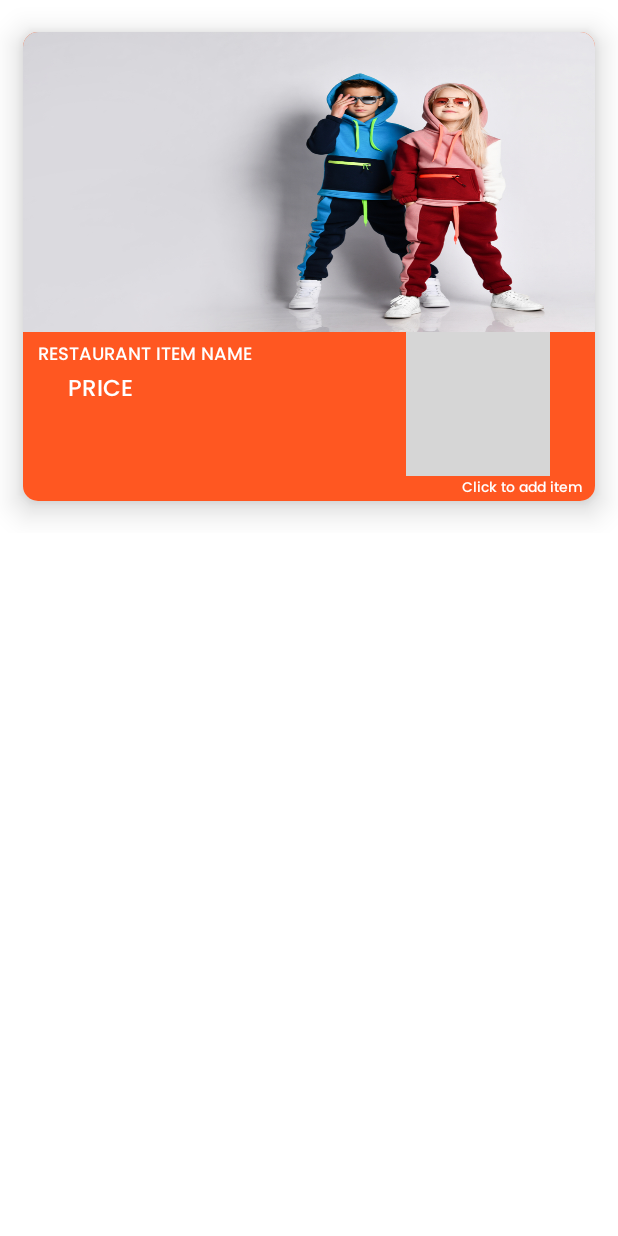
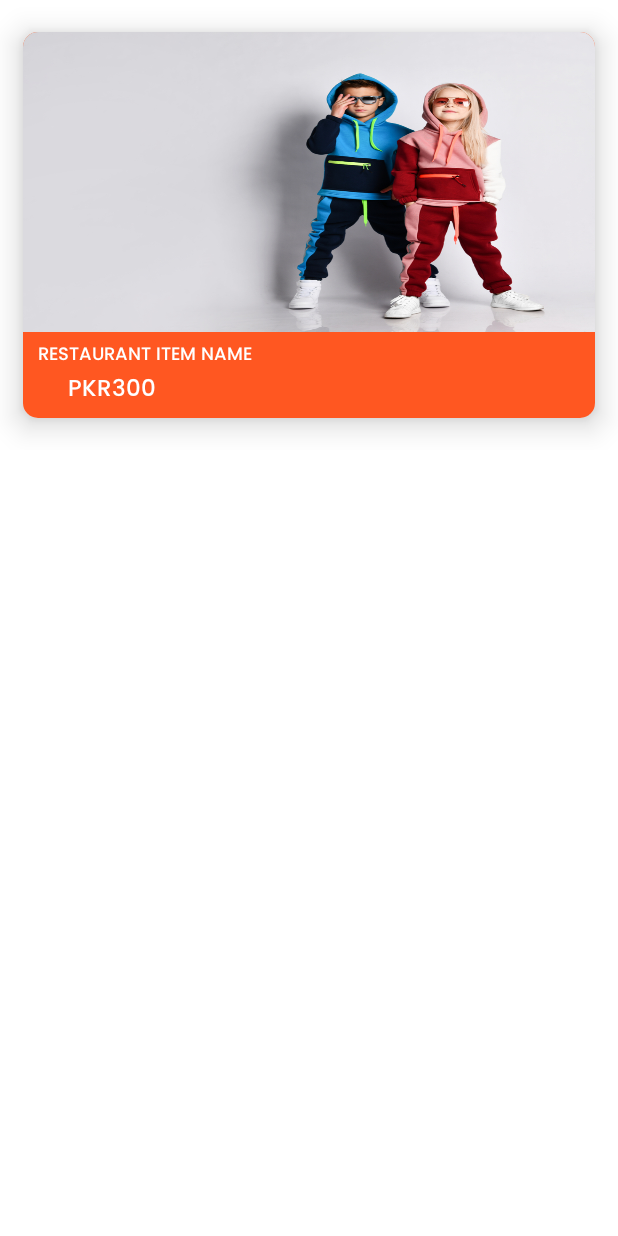
Before and after one commit to UzairAhmed7623/Kitchen, an Android app: the layout main_activity_adapter.xml on its own in the app's theme, with its tools: preview values and no code run, on a phone screen of 412 x 824 dp. Run offline under Robolectric (Android 15) with nearby library versions, the phone set to English and light mode, and no system bars; grey boxes are pictures that could not be loaded.

Commit message:
commit 1!

```diff
--- a/app/src/main/java/com/example/kitchen/MainActivity.java
+++ b/app/src/main/java/com/example/kitchen/MainActivity.java
@@ -32,7 +32,6 @@ public class MainActivity extends AppCompatActivity {
     private FirebaseAuth firebaseAuth;
     private FirebaseFirestore firebaseFirestore;
     private ArrayList<ItemsModelClass> items = new ArrayList<>();
-    private String restName;
     private RecyclerView rvItems;
 
     @Override
@@ -48,6 +47,8 @@ public class MainActivity extends AppCompatActivity {
 
         rvItems = (RecyclerView) findViewById(R.id.rvItems);
         rvItems.setLayoutManager(new LinearLayoutManager(MainActivity.this));
+
+        Toast.makeText(this, resName, Toast.LENGTH_SHORT).show();
 
         firebaseFirestore.collection("Restaurants").document(resName).collection("Items")
                 .get().addOnCompleteListener(new OnCompleteListener<QuerySnapshot>() {
@@ -65,8 +66,8 @@ public class MainActivity extends AppCompatActivity {
                             itemsModelClass.setItemName(itemName);
                             itemsModelClass.setImage(imageUri);
                             itemsModelClass.setPrice(price);
-                            itemsModelClass.setAvailability("");
-                            itemsModelClass.setSchedule("11:00 am to 2:00 pm");
+                            itemsModelClass.setAvailability("Yes");
+                            itemsModelClass.setSchedule("11:00 am to 2:00 pm ");
 
                             items.add(itemsModelClass);
                         }
--- a/app/src/main/java/com/example/kitchen/adapters/MainActivityAdapter.java
+++ b/app/src/main/java/com/example/kitchen/adapters/MainActivityAdapter.java
@@ -4,6 +4,7 @@ import android.content.Context;
 import android.view.LayoutInflater;
 import android.view.View;
 import android.view.ViewGroup;
+import android.widget.TextView;
 
 import androidx.annotation.NonNull;
 import androidx.recyclerview.widget.RecyclerView;
@@ -33,7 +34,15 @@ public class MainActivityAdapter extends RecyclerView.Adapter<MainActivityAdapte
 
     @Override
     public void onBindViewHolder(@NonNull MainActivityAdapter.ViewHolder holder, int position) {
+        ItemsModelClass itemsModelClass = items.get(position);
 
+        String itemName = itemsModelClass.getItemName();
+        String imageUri = itemsModelClass.getImage();
+        String price = itemsModelClass.getPrice();
+        String available = itemsModelClass.getAvailability();
+        String schedule = itemsModelClass.getSchedule();
+
+        holder.tvItem.setText(itemName);
     }
 
     @Override
@@ -42,8 +51,12 @@ public class MainActivityAdapter extends RecyclerView.Adapter<MainActivityAdapte
     }
 
     public class ViewHolder extends RecyclerView.ViewHolder {
+        private TextView tvItem;
         public ViewHolder(@NonNull View itemView) {
             super(itemView);
+
+            tvItem = (TextView) itemView.findViewById(R.id.tvItem);
+
         }
     }
 }
--- a/app/src/main/res/layout/main_activity_adapter.xml
+++ b/app/src/main/res/layout/main_activity_adapter.xml
@@ -69,7 +69,7 @@
                             android:layout_marginStart="30dp"
                             android:layout_marginBottom="5dp"
                             android:gravity="left"
-                            android:text="Price"
+                            android:text="PKR300"
                             android:textAllCaps="true"
                             android:textColor="@android:color/white"
                             android:textSize="15sp"
@@ -79,46 +79,9 @@
 
                     <LinearLayout
                         android:layout_width="match_parent"
-                        android:layout_height="wrap_content"
-                        android:orientation="vertical"
-                        android:gravity="end|center_vertical"
-                        android:layout_gravity="center_vertical"
-                        android:background="?attr/selectableItemBackgroundBorderless" >
+                        android:layout_height="match_parent">
 
-                        <ImageButton
-                            android:id="@+id/ibSelectItem"
-                            android:layout_width="wrap_content"
-                            android:layout_height="wrap_content"
-                            android:layout_gravity="end"
-                            android:visibility="visible"
-                            android:src="@drawable/add_to_cart"
-                            android:background="@android:color/transparent"
-                            android:layout_marginEnd="30dp"/>
 
-                        <TextView
-                            android:id="@+id/tvaddItem"
-                            android:layout_width="wrap_content"
-                            android:layout_height="wrap_content"
-                            android:text="Click to add item"
-                            android:textColor="@android:color/white"
-                            android:fontFamily="@font/poppins_medium"
-                            android:textSize="9sp"
-                            android:visibility="visible"
-                            android:layout_gravity="end"
-                            android:layout_marginEnd="8dp" />
-
-                        <TextView
-                            android:id="@+id/tvAdded"
-                            android:layout_width="wrap_content"
-                            android:layout_height="wrap_content"
-                            android:text="Added\nsuccessfully!"
-                            android:textColor="@android:color/white"
-                            android:fontFamily="@font/poppins_medium"
-                            android:textSize="12sp"
-                            android:visibility="gone"
-                            android:layout_gravity="end"
-                            android:gravity="center"
-                            android:layout_marginEnd="8dp" />
 
                     </LinearLayout>
 
```
